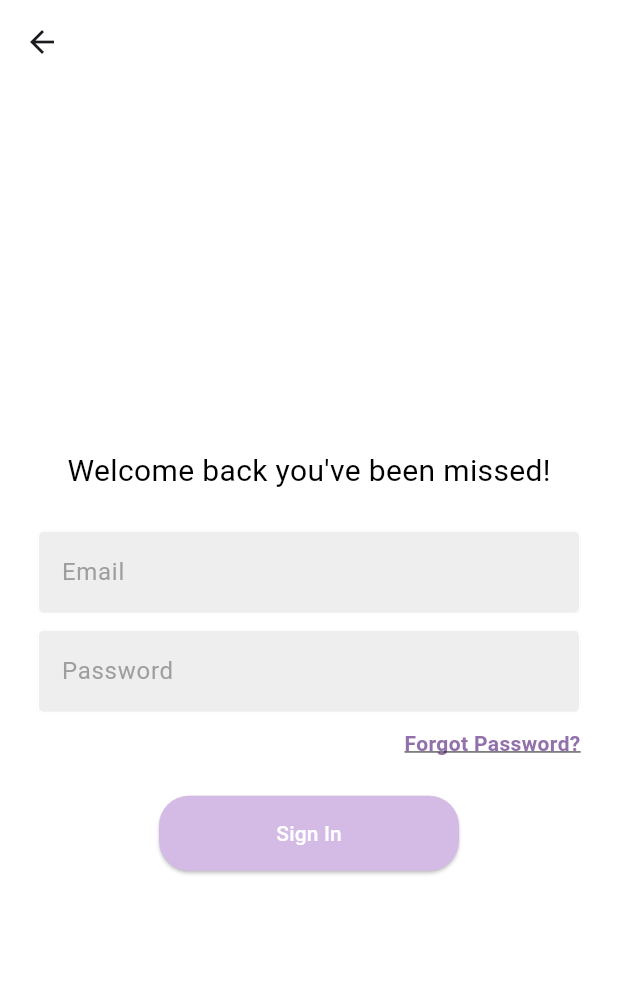
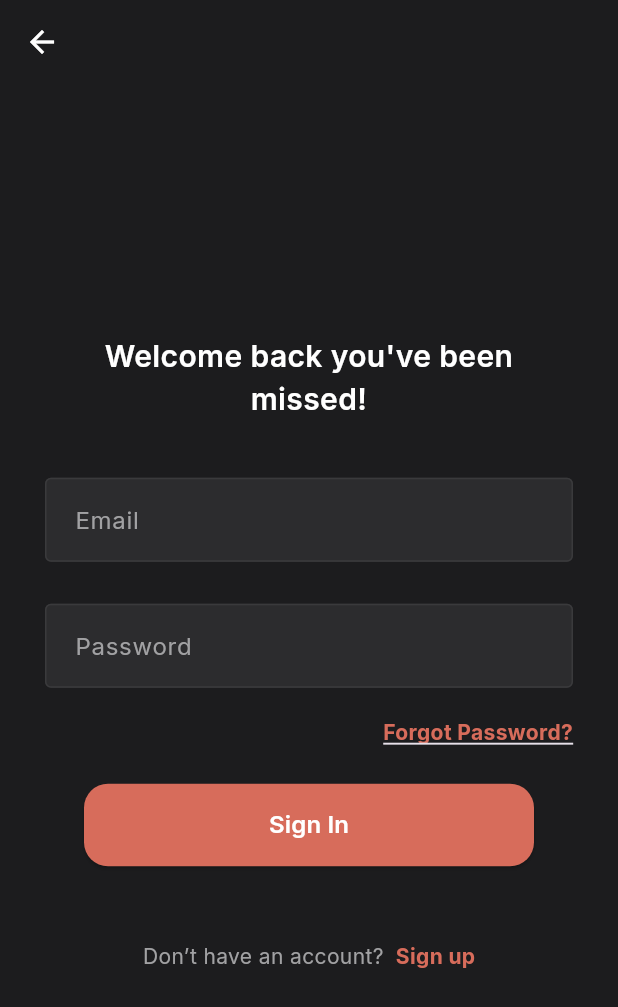
Before and after one commit to juliaopesh/JetSetGo, a Flutter app: the screen it shows after launch, after a tap on "Login", on a phone screen of 412 x 824 dp. Shown: the top 1007 px of the screen. Run offline on Flutter 3.47's test engine with Material 3 defaults, Android fonts, the phone set to English and light mode, and no system bars; our stand-ins replace cloud_firestore, file_picker, firebase_auth, firebase_core, open_file; accounts and stored records are empty; network calls fail.

Commit message:
style updat e for a few pages (landing, login, create acc, forgot password)

```diff
--- a/jetsetgo/lib/components/add_button.dart
+++ b/jetsetgo/lib/components/add_button.dart
@@ -17,7 +17,7 @@ class AddButton extends StatelessWidget {
       height: 80, // Set the height of the button
       child: FloatingActionButton(
         onPressed: onPressed,
-        backgroundColor: const Color.fromARGB(255, 212, 187, 230), // Button color
+        backgroundColor: const Color(0xFFFF453A),
         child: Column(
           mainAxisAlignment: MainAxisAlignment.center,
           children: [
--- a/jetsetgo/lib/components/my_button.dart
+++ b/jetsetgo/lib/components/my_button.dart
@@ -15,20 +15,23 @@ class MyButton extends StatelessWidget {
   @override
   Widget build(BuildContext context) {
     return SizedBox(
-      width: 200, // Adjust width as needed
+      width: 300, //fill parent container
       child: ElevatedButton(
         style: ElevatedButton.styleFrom(
-          backgroundColor: color ?? const Color.fromARGB(255, 212, 187, 230), // Default: Blue
+          backgroundColor: color ?? const Color(0xFFD76C5B), // Warm terracotta default
           foregroundColor: Colors.white, // Text color
-          padding: const EdgeInsets.symmetric(vertical: 15),
+          padding: const EdgeInsets.symmetric(vertical: 16),
           shape: RoundedRectangleBorder(
-            borderRadius: BorderRadius.circular(20),
+            borderRadius: BorderRadius.circular(16),
           ),
         ),
         onPressed: onTap,
         child: Text(
           text,
-          style: const TextStyle(fontSize: 14),
+          style: const TextStyle(
+            fontSize: 16,
+            fontWeight: FontWeight.w600,
+          ),
         ),
       ),
     );
--- a/jetsetgo/lib/components/my_textfield.dart
+++ b/jetsetgo/lib/components/my_textfield.dart
@@ -1,9 +1,10 @@
 import 'package:flutter/material.dart';
 
 class MyTextField extends StatelessWidget {
-  final controller;
+  final TextEditingController controller;
   final String hintText;
   final bool obscureText;
+
 
   const MyTextField({
     super.key,
@@ -12,25 +13,31 @@ class MyTextField extends StatelessWidget {
     required this.obscureText,
   });
 
+
   @override
   Widget build(BuildContext context) {
     return Padding(
-      padding: const EdgeInsets.symmetric(horizontal: 25.0),
+      padding: const EdgeInsets.symmetric(vertical: 8.0), //vertical spacing
       child: TextField(
         controller: controller,
         obscureText: obscureText,
+        style: const TextStyle(color: Colors.white), // Typing color
         decoration: InputDecoration(
-            enabledBorder: const OutlineInputBorder(
-              borderSide: BorderSide(color: Colors.white),
-            ),
-            focusedBorder: OutlineInputBorder(
-              borderSide: BorderSide(color: Colors.grey.shade400),
-            ),
-            fillColor: Colors.grey.shade200,
-            filled: true,
-            hintText: hintText,
-            hintStyle: TextStyle(color: Colors.grey[500])),
-      ),
+          hintText: hintText,
+          hintStyle: const TextStyle(color: Color(0xFFA1A1A3)),
+          filled: true,
+          fillColor: const Color(0xFF2C2C2E), // Input bg
+          contentPadding: const EdgeInsets.symmetric(horizontal: 16, vertical: 16),
+          enabledBorder: OutlineInputBorder(
+            //borderRadius: BorderRadius.circular(12),
+            borderSide: BorderSide(color:Color(0xFF3A3A3C)),
+          ),
+          focusedBorder: OutlineInputBorder(
+            //borderRadius: BorderRadius.circular(12),
+            borderSide: const BorderSide(color: Color(0xFFD76C5B), width: 2),
+          ),
+        ),
+      )
     );
   }
 }
--- a/jetsetgo/lib/main.dart
+++ b/jetsetgo/lib/main.dart
@@ -19,6 +19,22 @@ class JetSetGo extends StatelessWidget {
   Widget build(BuildContext context) {
     return MaterialApp(
       debugShowCheckedModeBanner: false,
+      theme: ThemeData.dark().copyWith(
+        scaffoldBackgroundColor: const Color(0xFF1C1C1E),
+        cardColor: const Color(0xFF2C2C2E),
+        primaryColor: const Color(0xFFFF453A),
+        textTheme: ThemeData.dark().textTheme.apply(
+              fontFamily: 'Inter',
+              bodyColor: Colors.white,
+              displayColor: Colors.white,
+            ),
+        appBarTheme: const AppBarTheme(
+          backgroundColor: Color(0xFF1C1C1E),
+          elevation: 0,
+          titleTextStyle: TextStyle(fontSize: 24, color: Colors.white),
+          iconTheme: IconThemeData(color: Colors.white),
+        ),
+      ),
       home: LandingPage(),
     );
   }
--- a/jetsetgo/lib/pages/home_page.dart
+++ b/jetsetgo/lib/pages/home_page.dart
@@ -14,7 +14,7 @@ class HomePage extends StatelessWidget {
   @override
   Widget build(BuildContext context) {
     return Scaffold(
-      backgroundColor: const Color.fromARGB(255, 255, 255, 255),
+      backgroundColor: const Color(0xFF1C1C1E),
       appBar: AppBar(
         toolbarHeight: 80,
         title: StreamBuilder<DocumentSnapshot>(
@@ -39,12 +39,12 @@ class HomePage extends StatelessWidget {
               'Welcome $userName! Here are your upcoming trips...',
               style: const TextStyle(
                 fontSize: 24, // Large font size
-                color: Colors.black,
+                color: Colors.white,
               ),
             );
           },
         ),
-        backgroundColor: const Color.fromARGB(255, 245, 244, 246),
+        backgroundColor: const Color(0xFF1C1C1E),
       ),
       body: Padding(
         padding: const EdgeInsets.all(20.0),
--- a/jetsetgo/lib/pages/login_page.dart
+++ b/jetsetgo/lib/pages/login_page.dart
@@ -2,6 +2,7 @@ import 'package:firebase_auth/firebase_auth.dart';
 import 'package:flutter/material.dart';
 import 'package:jetsetgo/pages/forgot_password_page.dart';
 import 'package:jetsetgo/pages/home_page.dart';
+import 'package:jetsetgo/pages/create_account.dart';
 import '../../components/my_textfield.dart';
 import '../../components/my_button.dart';
 
@@ -14,7 +15,7 @@ class LoginPage extends StatelessWidget {
 
   // sign user in method
   void signUserIn(BuildContext context) async {
-  // ✅ Show loading animation
+  //Show loading animation
     showDialog(
       context: context,
       barrierDismissible: false, // Prevent closing by tapping outside
@@ -28,9 +29,9 @@ class LoginPage extends StatelessWidget {
     final email = emailController.text.trim();
     final password = passwordController.text.trim();
 
-    // ✅ Check if email or password is empty
+    //Check if email or password is empty
     if (email.isEmpty || password.isEmpty) {
-      Navigator.pop(context); // ✅ Remove loading screen before error
+      Navigator.pop(context); // Remove loading screen before error
       ScaffoldMessenger.of(context).showSnackBar(
         SnackBar(content: Text("Email and password cannot be empty")),
       );
@@ -43,19 +44,19 @@ class LoginPage extends StatelessWidget {
         password: password,
       );
 
-      Navigator.pop(context); // ✅ Remove loading screen before navigation
+      Navigator.pop(context); //Remove loading screen before navigation
 
-      // ✅ Redirect to home after successful login
+      // Redirect to home after successful login
       Navigator.pushReplacement(
         context,
         MaterialPageRoute(builder: (context) => HomePage()),
       );
     } on FirebaseAuthException catch (e) {
-      Navigator.pop(context); // ✅ Remove loading screen before showing error
+      Navigator.pop(context); // Remove loading screen before showing error
 
       String errorMessage = "An error occurred. Please try again.";
 
-      // ✅ Handle specific Firebase errors
+      // Handle specific Firebase errors
       if (e.code == 'user-not-found') {
         errorMessage = "No user found for that email.";
       } else if (e.code == 'wrong-password') {
@@ -76,28 +77,45 @@ class LoginPage extends StatelessWidget {
   @override
   Widget build(BuildContext context) {
     return Scaffold(
+      backgroundColor: const Color(0xFF1C1C1E),
       appBar: AppBar(
         elevation: 0,
-        backgroundColor: Colors.white,
+        backgroundColor: const Color(0xFF1C1C1E),
+        iconTheme: const IconThemeData(color: Colors.white),
       ),
-      backgroundColor: Colors.white,
       body: SafeArea(
         child: Center(
+          child: SingleChildScrollView(
+            padding: const EdgeInsets.symmetric(horizontal: 30),
             child: Column(
               mainAxisAlignment: MainAxisAlignment.center,
               children: [
-              const SizedBox(height: 50),
+                const SizedBox(height: 40),
 
+
+                // animated welcome!
                 // welcome back, you've been missed!
-              Text(
+                TweenAnimationBuilder<double>(
+                  tween: Tween<double>(begin: 0.8, end: 1),
+                  duration: const Duration(milliseconds: 800),
+                  curve: Curves.easeOutBack,
+                  builder: (context, scale, child){
+                    return Transform.scale(
+                      scale: scale,
+                      child: const Text(
                         'Welcome back you\'ve been missed!',
                         style: TextStyle(
-                  color: Colors.black,
+                          color: Colors.white,
                           fontSize: 20,
+                          fontWeight: FontWeight.w600,
                         ),
+                        textAlign: TextAlign.center,
+                      ),
+                    );
+                  },
                 ),
 
-              const SizedBox(height: 25),
+                const SizedBox(height: 30),
 
                 // username textfield
                 MyTextField(
@@ -106,7 +124,7 @@ class LoginPage extends StatelessWidget {
                   obscureText: false,
                 ),
 
-              const SizedBox(height: 10),
+                const SizedBox(height: 12),
 
                 // password textfield
                 MyTextField(
@@ -115,15 +133,12 @@ class LoginPage extends StatelessWidget {
                   obscureText: true,
                 ),
 
-              const SizedBox(height: 10),
+                const SizedBox(height: 12),
 
                 // forgot password?
-              Padding(
-                padding: const EdgeInsets.symmetric(horizontal: 25.0),
-                child: Row(
-                  mainAxisAlignment: MainAxisAlignment.end,
-                  children: [
-                    GestureDetector(
+                Align(
+                  alignment: Alignment.centerRight,
+                  child: GestureDetector(
                     onTap: () {
                       Navigator.push(
                         context,
@@ -132,33 +147,61 @@ class LoginPage extends StatelessWidget {
                         ),
                       );
                     },
-                      child: Text(
+                    child: const Text(
                       'Forgot Password?',
                       style: TextStyle(
-                          color: Color.fromARGB(255, 146, 112, 171),
+                        color: Color(0xFFD76C5B),
                         fontWeight: FontWeight.bold,
-                          decoration: TextDecoration.underline, // Makes it clear it's clickable
+                        decoration: TextDecoration.underline,
+                      ),
+                    ),
+                  ),
+                ),
+
+
+                const SizedBox(height: 24),
+
+                // sign in button
+                MyButton(
+                  text: 'Sign In',
+                  onTap: () => signUserIn(context), //Pass context to show errors
+                ),
+
+                const SizedBox(height: 50),
+
+                // 🆕 Sign Up CTA
+                Row(
+                  mainAxisAlignment: MainAxisAlignment.center,
+                  children: [
+                    const Text(
+                      'Don’t have an account?',
+                      style: TextStyle(color: Color(0xFFA1A1A3)),
+                    ),
+                    const SizedBox(width: 8),
+                    GestureDetector(
+                      onTap: () {
+                        Navigator.push(
+                          context,
+                          MaterialPageRoute(builder: (context) => CreateAccountPage()),
+                        );
+                      },
+                      child: const Text(
+                        'Sign up',
+                        style: TextStyle(
+                          color: Color(0xFFD76C5B),
+                          fontWeight: FontWeight.bold,
                         ),
                       ),
                     ),
                   ],
                 ),
-              ),
-
-              const SizedBox(height: 25),
-
-              // sign in button
-              MyButton(
-                text: 'Sign In',
-                onTap: () => signUserIn(context), // ✅ Pass context to show errors
-              ),
 
                 const SizedBox(height: 50),
-
               ],
             ),
           ),
         ),
+      )
     );
   }
 }
--- a/jetsetgo/pubspec.yaml
+++ b/jetsetgo/pubspec.yaml
@@ -66,6 +66,8 @@ flutter:
   # the material Icons class.
   uses-material-design: true
 
+
+
   # To add assets to your application, add an assets section, like this:
   # assets:
   #   - images/a_dot_burr.jpeg
@@ -98,6 +100,10 @@ flutter:
   #       - asset: fonts/TrajanPro.ttf
   #       - asset: fonts/TrajanPro_Bold.ttf
   #         weight: 700
+  fonts:
+    - family: Inter
+      fonts:
+        - asset: assets/fonts/Inter-VariableFont_opsz,wght.ttf
   #
   # For details regarding fonts from package dependencies,
   # see https://flutter.dev/to/font-from-package
```
Also changed, not shown: jetsetgo/lib/components/trip_card.dart (+23 -15 lines), jetsetgo/lib/pages/create_account.dart (+24 -18 lines), jetsetgo/lib/pages/forgot_password_page.dart (+22 -15 lines), jetsetgo/assets/fonts/Inter-VariableFont_opsz,wght.ttf (added). Lines whose indentation alone changed are shown as unchanged.
